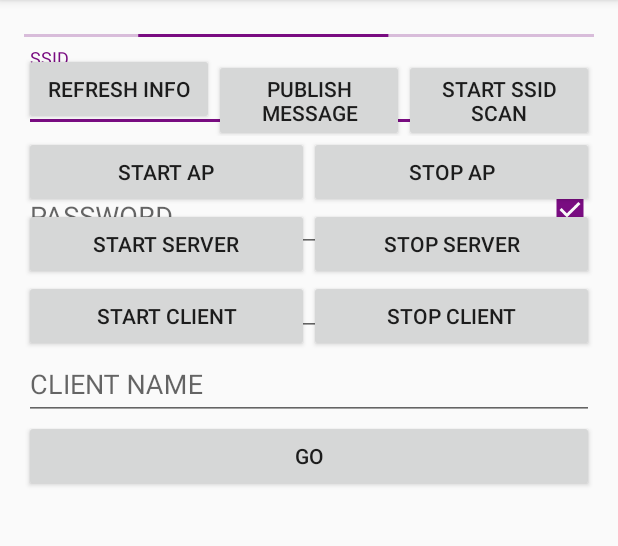
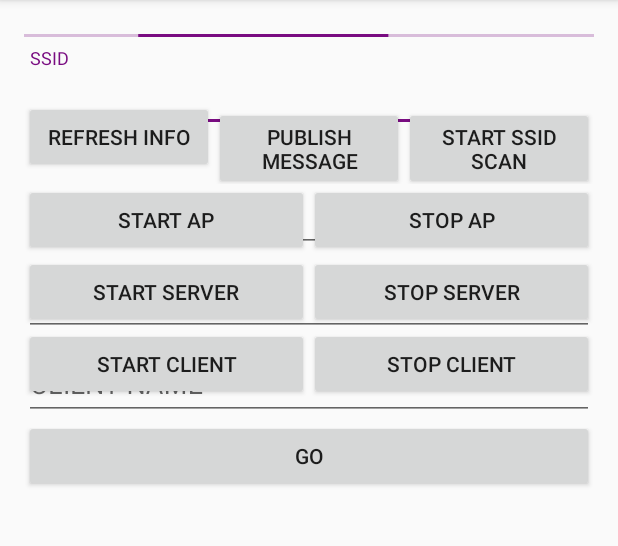
Before and after one commit to timvanginderen/fajrero, an Android app: the screen it shows after launch (MainActivity), on a phone screen of 412 x 824 dp, the part 84-630 px from its top. Run offline under Robolectric (Android 15) with nearby library versions, the phone set to English and light mode, and no system bars; our stand-ins replace ButterKnife; libraries missing offline, so code that uses them is left out: com.github.pwittchen.prefser, net.hockeyapp.android, org.eclipse.moquette, org.eclipse.paho; plain views replace SlidingUpPanelLayout; 18 statements that could not run were skipped.

Commit message:
Extract debug TextView out of ScrollView in second panel

```diff
--- a/app/src/main/res/layout/activity_main.xml
+++ b/app/src/main/res/layout/activity_main.xml
@@ -162,6 +162,15 @@
         android:layout_height="match_parent"
         android:orientation="vertical">
 
+        <TextView
+            android:id="@+id/debug"
+            android:layout_width="wrap_content"
+            android:layout_height="wrap_content"
+            android:paddingLeft="@dimen/activity_horizontal_margin"
+            android:paddingRight="@dimen/activity_horizontal_margin"
+            android:paddingTop="@dimen/activity_vertical_margin"
+            android:paddingBottom="@dimen/activity_vertical_margin"/>
+
         <ScrollView
             android:layout_width="match_parent"
             android:layout_height="match_parent">
@@ -174,11 +183,6 @@
                 android:paddingTop="@dimen/activity_vertical_margin"
                 android:paddingBottom="@dimen/activity_vertical_margin"
                 android:orientation="vertical">
-
-                <TextView
-                    android:id="@+id/debug"
-                    android:layout_width="wrap_content"
-                    android:layout_height="wrap_content" />
 
                 <LinearLayout
                     android:layout_width="match_parent"
```
